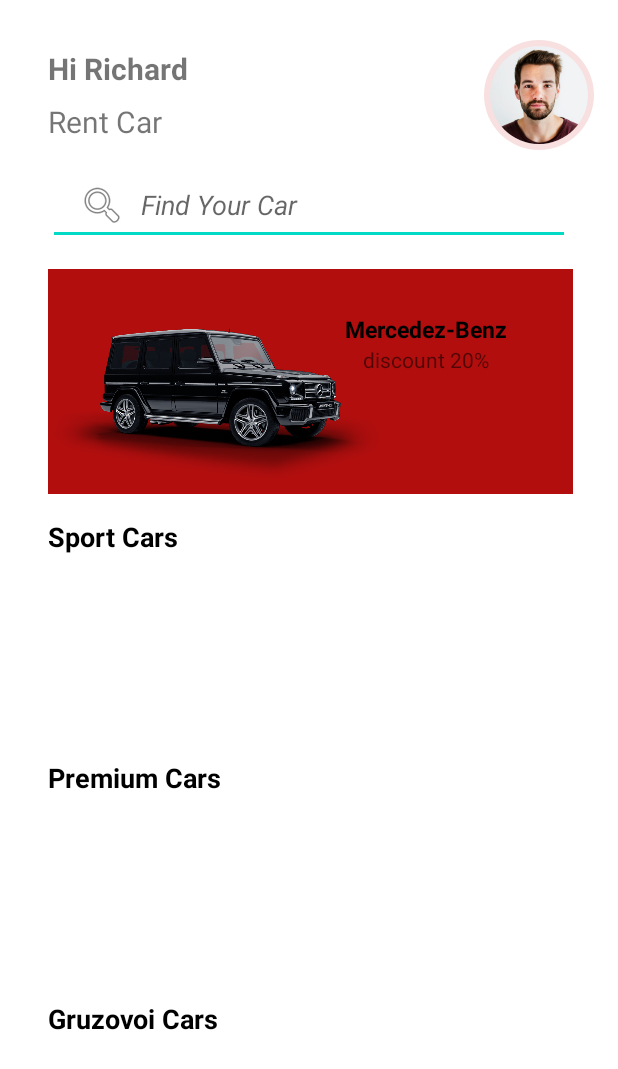
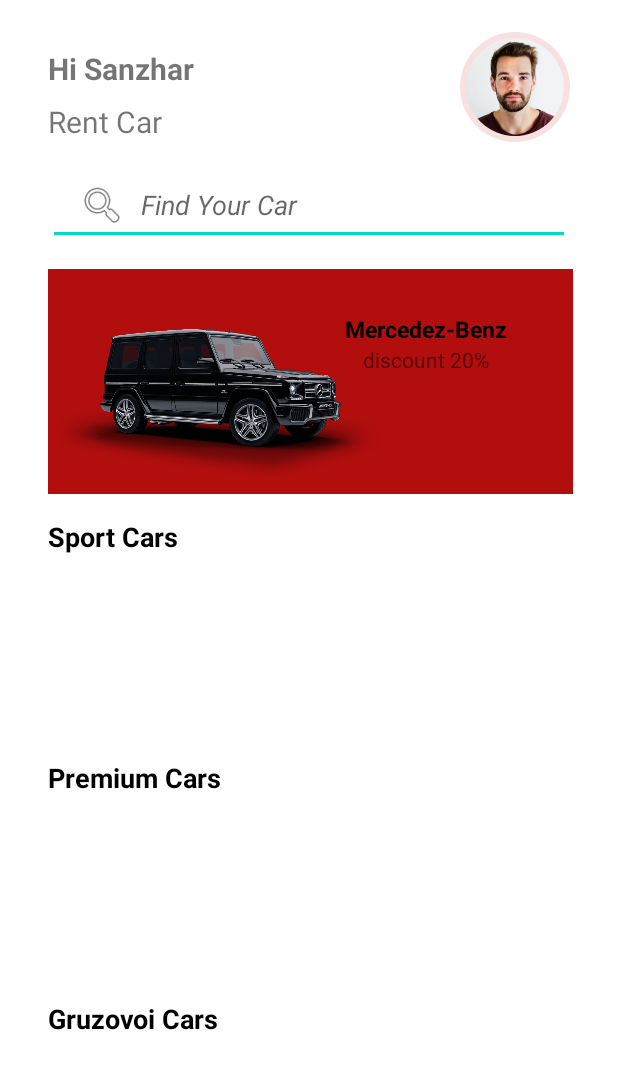
Before and after one commit to h200103012/CarRental1, an Android app: the layout catalog.xml on its own in the app's theme, with its tools: preview values and no code run, on a phone screen of 412 x 824 dp. Shown: the top 1069 px of the screen. Run offline under Robolectric (Android 15) with nearby library versions, the phone set to English and light mode, and no system bars.

```diff
--- /dev/null
+++ b/app/src/main/res/drawable/ic_baseline_car_rental_24.xml
@@ -0,0 +1,6 @@
+<vector android:height="24dp" android:tint="#000000"
+    android:viewportHeight="24" android:viewportWidth="24"
+    android:width="24dp" xmlns:android="http://schemas.android.com/apk/res/android">
+    <path android:fillColor="@android:color/white" android:pathData="M16.39,9H7.61C7.18,9 6.8,9.28 6.66,9.68l-1.66,5v6.81C5,21.78 5.23,22 5.5,22h1C6.78,22 7,21.78 7,21.5V20h10v1.5c0,0.28 0.22,0.5 0.5,0.5h1c0.28,0 0.5,-0.22 0.5,-0.5v-6.81l-1.66,-5C17.2,9.28 16.82,9 16.39,9zM7.78,18c-0.68,0 -1.22,-0.54 -1.22,-1.22s0.54,-1.22 1.22,-1.22S9,16.11 9,16.78S8.46,18 7.78,18zM16.22,18C15.55,18 15,17.46 15,16.78s0.54,-1.22 1.22,-1.22s1.22,0.54 1.22,1.22S16.9,18 16.22,18zM6.29,14l1.33,-4h8.78l1.33,4H6.29z"/>
+    <path android:fillColor="@android:color/white" android:pathData="M10.83,3C10.41,1.83 9.3,1 8,1C6.34,1 5,2.34 5,4c0,1.65 1.34,3 3,3c1.3,0 2.41,-0.84 2.83,-2H16v2h2V5h1V3H10.83zM8,5C7.45,5 7,4.55 7,4s0.45,-1 1,-1s1,0.45 1,1S8.55,5 8,5z"/>
+</vector>
--- /dev/null
+++ b/app/src/main/res/drawable/ic_baseline_help_24.xml
@@ -0,0 +1,5 @@
+<vector android:autoMirrored="true" android:height="24dp"
+    android:tint="#000000" android:viewportHeight="24"
+    android:viewportWidth="24" android:width="24dp" xmlns:android="http://schemas.android.com/apk/res/android">
+    <path android:fillColor="@android:color/white" android:pathData="M12,2C6.48,2 2,6.48 2,12s4.48,10 10,10 10,-4.48 10,-10S17.52,2 12,2zM13,19h-2v-2h2v2zM15.07,11.25l-0.9,0.92C13.45,12.9 13,13.5 13,15h-2v-0.5c0,-1.1 0.45,-2.1 1.17,-2.83l1.24,-1.26c0.37,-0.36 0.59,-0.86 0.59,-1.41 0,-1.1 -0.9,-2 -2,-2s-2,0.9 -2,2L8,9c0,-2.21 1.79,-4 4,-4s4,1.79 4,4c0,0.88 -0.36,1.68 -0.93,2.25z"/>
+</vector>
--- /dev/null
+++ b/app/src/main/res/drawable/ic_baseline_home_24.xml
@@ -0,0 +1,5 @@
+<vector android:height="24dp" android:tint="#000000"
+    android:viewportHeight="24" android:viewportWidth="24"
+    android:width="24dp" xmlns:android="http://schemas.android.com/apk/res/android">
+    <path android:fillColor="@android:color/white" android:pathData="M10,20v-6h4v6h5v-8h3L12,3 2,12h3v8z"/>
+</vector>
--- a/app/src/main/res/layout/catalog.xml
+++ b/app/src/main/res/layout/catalog.xml
@@ -1,13 +1,8 @@
 <?xml version="1.0" encoding="utf-8"?>
-<androidx.constraintlayout.widget.ConstraintLayout xmlns:android="http://schemas.android.com/apk/res/android"
+<ScrollView
+    xmlns:android="http://schemas.android.com/apk/res/android"
     xmlns:app="http://schemas.android.com/apk/res-auto"
     xmlns:tools="http://schemas.android.com/tools"
-    android:layout_width="match_parent"
-    android:layout_height="match_parent"
-    tools:context=".MainActivity">
-
-
-    <ScrollView
     android:layout_width="match_parent"
     android:layout_height="match_parent"
     app:layout_constraintBottom_toBottomOf="parent"
@@ -16,11 +11,6 @@
     app:layout_constraintStart_toStartOf="parent"
     app:layout_constraintTop_toTopOf="parent"
     app:layout_constraintVertical_bias="0.0">
-
-        <LinearLayout
-            android:layout_width="match_parent"
-            android:layout_height="wrap_content"
-            android:orientation="vertical">
 
     <androidx.constraintlayout.widget.ConstraintLayout
         android:layout_width="match_parent"
@@ -32,7 +22,7 @@
             android:layout_height="wrap_content"
             android:layout_marginStart="32dp"
             android:layout_marginTop="32dp"
-                    android:text="Hi Richard"
+            android:text="Hi Sanzhar"
             android:textSize="20sp"
             android:textStyle="bold"
             app:layout_constraintStart_toStartOf="parent"
@@ -52,10 +42,11 @@
             android:id="@+id/imageView4"
             android:layout_width="wrap_content"
             android:layout_height="wrap_content"
-                    android:layout_marginEnd="16dp"
+            android:layout_marginEnd="32dp"
             app:layout_constraintBottom_toBottomOf="@+id/textView8"
             app:layout_constraintEnd_toEndOf="parent"
             app:layout_constraintTop_toTopOf="@+id/textView"
+            app:layout_constraintVertical_bias="1.0"
             app:srcCompat="@drawable/profile" />
 
         <EditText
@@ -185,8 +176,4 @@
             app:layout_constraintTop_toBottomOf="@+id/textView17" />
     </androidx.constraintlayout.widget.ConstraintLayout>
 
-        </LinearLayout>
 </ScrollView>
-
-
-</androidx.constraintlayout.widget.ConstraintLayout>
--- a/app/src/main/res/values/themes.xml
+++ b/app/src/main/res/values/themes.xml
@@ -1,6 +1,6 @@
 <resources xmlns:tools="http://schemas.android.com/tools">
     <!-- Base application theme. -->
-    <style name="Theme.CarRental" parent="Theme.MaterialComponents.DayNight.DarkActionBar">
+    <style name="Theme.CarRental" parent="Theme.MaterialComponents.DayNight.NoActionBar">
         <!-- Primary brand color. -->
         <item name="colorPrimary">@color/purple_500</item>
         <item name="colorPrimaryVariant">@color/purple_700</item>
```
Also changed, not shown: app/build.gradle (+7 -0 lines), app/src/main/java/com/example/carrental/HomeFragment.kt (+3 -28 lines), app/src/main/java/com/example/carrental/MainActivity.kt (+42 -11 lines), app/src/main/java/com/example/carrental/discountFragment.kt (+1 -44 lines), app/src/main/res/layout/activity_main.xml (+17 -10 lines), app/src/main/res/menu/bottom_nav.xml (added, +14 -0 lines). Lines whose indentation alone changed are shown as unchanged.
